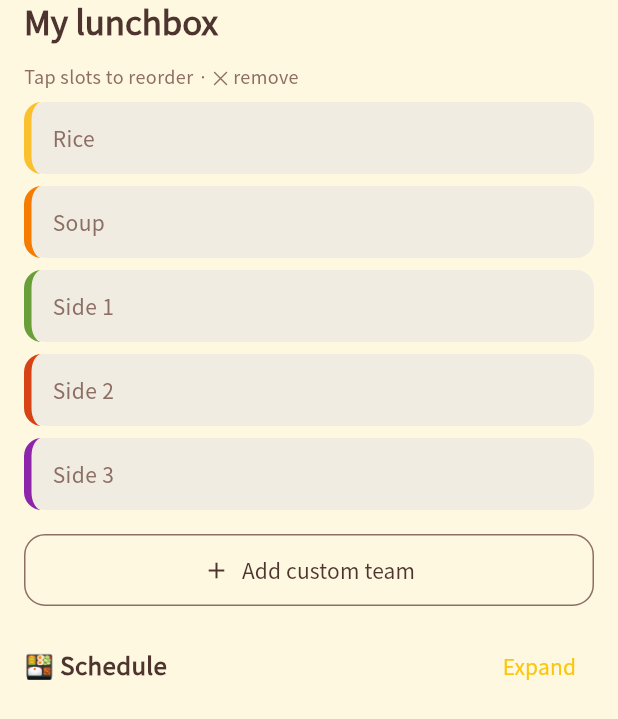
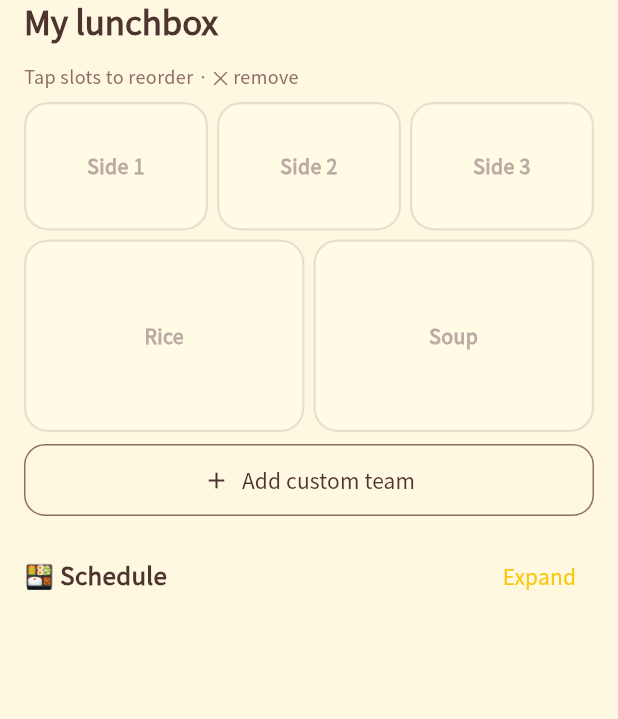
Before and after one commit to nulloongzi/null_oongzi-do-app, a Flutter app: the LunchboxScreen widget shown alone on an empty page, opened directly, on a phone screen of 412 x 824 dp. Shown: the top 719 px of the screen. Run offline on Flutter 3.47's test engine with Material 3 defaults, Android fonts, the phone set to English and light mode, and no system bars; our stand-ins replace app_links, cloud_firestore, cloud_functions, firebase_analytics, firebase_auth, firebase_core and 9 more; missing offline and left inert: appinio_social_share, flutter_naver_map; accounts and stored records are empty.

Commit message:
feat(lunchbox): 도시락 리스트 → 벤토 그리드로 (웹 .lunchbox-grid 매칭)
세로 리스트 5줄을 웹 도시락 모양(벤토 그리드)으로 교체.
- 6열×2행 배치 재현: 위 줄 반찬1·2·3(작게), 아래 줄 밥·국(크게)
- 셀 상태: 채움=흰 배경+노랑 테두리 / 빈칸=옅은 점선풍 / 선택=주황 테두리
- 우상단 ✕ 배지로 빼기(Semantics 라벨), 탭=선택→스왑(순서 변경) 유지
- 칸별 색상은 diet_grid 전용으로 남기고 벤토 셀은 균일 스타일

```diff
--- a/lib/screens/lunchbox_screen.dart
+++ b/lib/screens/lunchbox_screen.dart
@@ -36,14 +36,7 @@ class _LunchboxScreenState extends State<LunchboxScreen> {
         t('lb_slot_side2'),
         t('lb_slot_side3'),
       ];
-  static const _slotBg = [
-    Color(0xFFFFFDE7), Color(0xFFFFF3E0), Color(0xFFF1F8E9),
-    Color(0xFFFBE9E7), Color(0xFFF3E5F5),
-  ];
-  static const _slotBorder = [
-    Color(0xFFFBC02D), Color(0xFFF57C00), Color(0xFF689F38),
-    Color(0xFFD84315), Color(0xFF8E24AA),
-  ];
+  // (칸별 색상은 diet_grid.dart로 이동 — 벤토 셀은 채움=노랑테두리/빈칸=점선 균일 스타일)
 
   @override
   void initState() {
@@ -210,7 +203,7 @@ class _LunchboxScreenState extends State<LunchboxScreen> {
                       fontSize: 12, color: NurungjiColors.brown),
                 ),
               ),
-              for (var i = 0; i < 5; i++) _slotTile(i),
+              _bentoGrid(),
               const SizedBox(height: 8),
               OutlinedButton.icon(
                 onPressed: _addCustom,
@@ -255,44 +248,124 @@ class _LunchboxScreenState extends State<LunchboxScreen> {
     return out;
   }
 
-  Widget _slotTile(int i) {
+  // 도시락(벤토) 그리드 — 웹 .lunchbox-grid 대응.
+  // 위 줄: 반찬1·2·3(작게, 0.8fr) / 아래 줄: 밥·국(크게, 1.2fr).
+  Widget _bentoGrid() {
+    const gap = 6.0;
+    return SizedBox(
+      height: 220,
+      child: Column(
+        children: [
+          Expanded(
+            flex: 8, // 0.8fr
+            child: Row(children: [
+              Expanded(child: _cell(2)),
+              const SizedBox(width: gap),
+              Expanded(child: _cell(3)),
+              const SizedBox(width: gap),
+              Expanded(child: _cell(4)),
+            ]),
+          ),
+          const SizedBox(height: gap),
+          Expanded(
+            flex: 12, // 1.2fr
+            child: Row(children: [
+              Expanded(child: _cell(0)),
+              const SizedBox(width: gap),
+              Expanded(child: _cell(1)),
+            ]),
+          ),
+        ],
+      ),
+    );
+  }
+
+  // 벤토 셀 하나. 채움=흰 배경+노랑 테두리 / 빈칸=옅은 점선풍 / 선택=주황 테두리.
+  Widget _cell(int i) {
     final id = _data?.bookmarks[i];
     final r = id == null ? null : _resolve(id);
     final filled = id != null;
+    final selected = _selectedSlot == i;
     final label = !filled
         ? _placeholders[i]
         : (r == null ? t('deleted_team') : (r.isCustom ? '🍙 ${r.name}' : r.name));
-    final selected = _selectedSlot == i;
+
+    final Color bg;
+    final Border border;
+    if (selected) {
+      bg = const Color(0xFFFFECB3);
+      border = Border.all(color: NurungjiColors.urgent, width: 2);
+    } else if (filled) {
+      bg = Colors.white;
+      border = Border.all(color: NurungjiColors.yellow, width: 2);
+    } else {
+      bg = const Color(0x80FFFDE7); // 옅은 아이보리
+      border = Border.all(color: const Color(0x59BCAAA4), width: 1.5);
+    }
 
     return GestureDetector(
       onTap: () => _onSlotTap(i),
       child: Container(
-      margin: const EdgeInsets.only(bottom: 8),
-      padding: const EdgeInsets.symmetric(horizontal: 14, vertical: 14),
         decoration: BoxDecoration(
-        color: filled ? _slotBg[i] : NurungjiColors.chipBg,
-        borderRadius: BorderRadius.circular(12),
-        border: Border(left: BorderSide(color: _slotBorder[i], width: 5)),
-        boxShadow: selected
-            ? const [BoxShadow(color: NurungjiColors.teal, spreadRadius: 2)]
+          color: bg,
+          borderRadius: BorderRadius.circular(16),
+          border: border,
+          boxShadow: filled && !selected
+              ? const [
+                  BoxShadow(
+                      color: Color(0x0F000000),
+                      blurRadius: 8,
+                      offset: Offset(0, 3)),
+                ]
               : null,
         ),
-      child: Row(
+        child: Stack(
           children: [
-          Expanded(
+            Center(
+              child: Padding(
+                padding: const EdgeInsets.symmetric(horizontal: 6, vertical: 4),
                 child: Text(
                   label,
+                  textAlign: TextAlign.center,
+                  maxLines: 2,
+                  overflow: TextOverflow.ellipsis,
                   style: TextStyle(
-                fontWeight: filled ? FontWeight.w700 : FontWeight.w500,
-                color: filled ? NurungjiColors.dark : NurungjiColors.brown,
+                    fontSize: 13,
+                    fontWeight: filled ? FontWeight.w700 : FontWeight.w600,
+                    color:
+                        filled ? NurungjiColors.dark : const Color(0xFFBCAAA4),
+                  ),
                 ),
               ),
             ),
             if (filled)
-            IconButton(
-              onPressed: () => _removeSlot(i),
-              icon: const Icon(Icons.close, size: 18, color: NurungjiColors.brown),
-              tooltip: t('lb_remove'),
+              Positioned(
+                top: 3,
+                right: 3,
+                child: Semantics(
+                  button: true,
+                  label: t('lb_remove'),
+                  child: GestureDetector(
+                    onTap: () => _removeSlot(i),
+                    behavior: HitTestBehavior.opaque,
+                    child: Container(
+                      width: 22,
+                      height: 22,
+                      decoration: const BoxDecoration(
+                        color: Color(0xFFFF5252),
+                        shape: BoxShape.circle,
+                        boxShadow: [
+                          BoxShadow(
+                              color: Color(0x66FF5252),
+                              blurRadius: 6,
+                              offset: Offset(0, 2)),
+                        ],
+                      ),
+                      child: const Icon(Icons.close,
+                          size: 14, color: Colors.white),
+                    ),
+                  ),
+                ),
               ),
           ],
         ),
```
Lines whose indentation alone changed are shown as unchanged.
